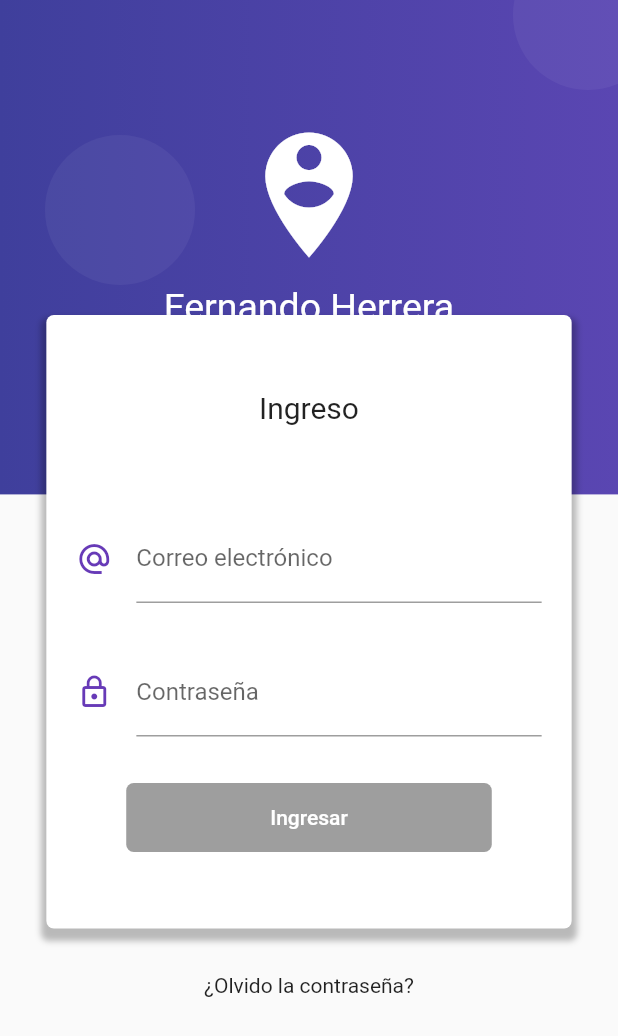
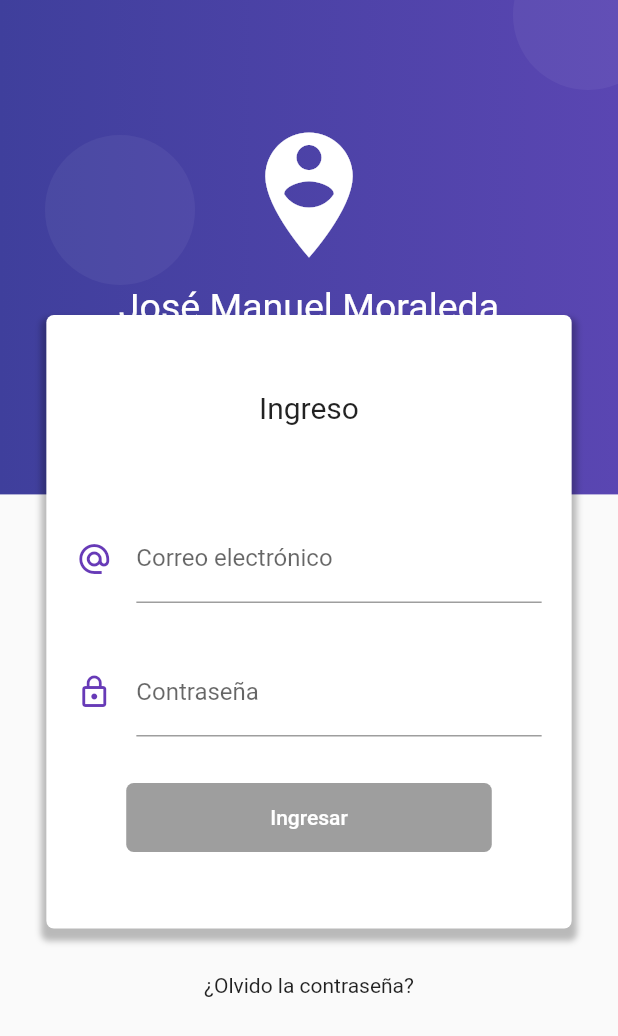
Before and after one commit to jmmoraleda/flutter-validacion-formularios, a Flutter app: the screen it shows after launch, on a phone screen of 412 x 824 dp. Shown: the top 1036 px of the screen. Run offline on Flutter 3.47's test engine with Material 2 defaults, Android fonts, the phone set to English and light mode, and no system bars; our stand-ins replace rxdart.

Commit message:
Añadimos comentarios aclarando el código

```diff
--- a/lib/src/pages/login_page.dart
+++ b/lib/src/pages/login_page.dart
@@ -5,7 +5,7 @@ class LoginPage extends StatelessWidget {
   @override
   Widget build(BuildContext context) {
     return Scaffold(
-      body: Stack(
+      body: Stack( // Serán 2 elementos uno encima del otro (pila)
         children: <Widget>[
           _crearFondo( context ),
           _loginForm( context ),
@@ -194,7 +194,7 @@ class LoginPage extends StatelessWidget {
     return Stack(
       children: <Widget>[
         fondoModaro,
-        Positioned( top: 90.0, left: 30.0, child: circulo ),
+        Positioned( top: 90.0, left: 30.0, child: circulo ), // Para posicionar el círculo en el stack
         Positioned( top: -40.0, right: -30.0, child: circulo ),
         Positioned( bottom: -50.0, right: -10.0, child: circulo ),
         Positioned( bottom: 120.0, right: 20.0, child: circulo ),
@@ -206,7 +206,7 @@ class LoginPage extends StatelessWidget {
             children: <Widget>[
               Icon( Icons.person_pin_circle, color: Colors.white, size: 100.0 ),
               SizedBox( height: 10.0, width: double.infinity ),
-              Text('Fernando Herrera', style: TextStyle( color: Colors.white, fontSize: 25.0 ))
+              Text('José Manuel Moraleda', style: TextStyle( color: Colors.white, fontSize: 25.0 ))
             ],
           ),
         )
```
